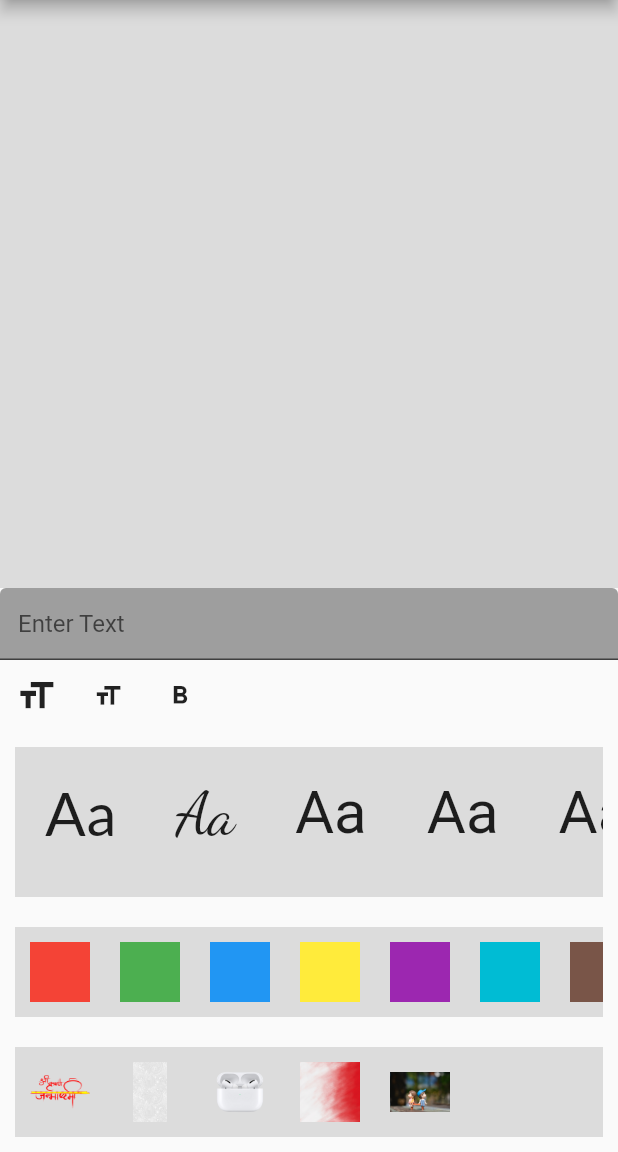
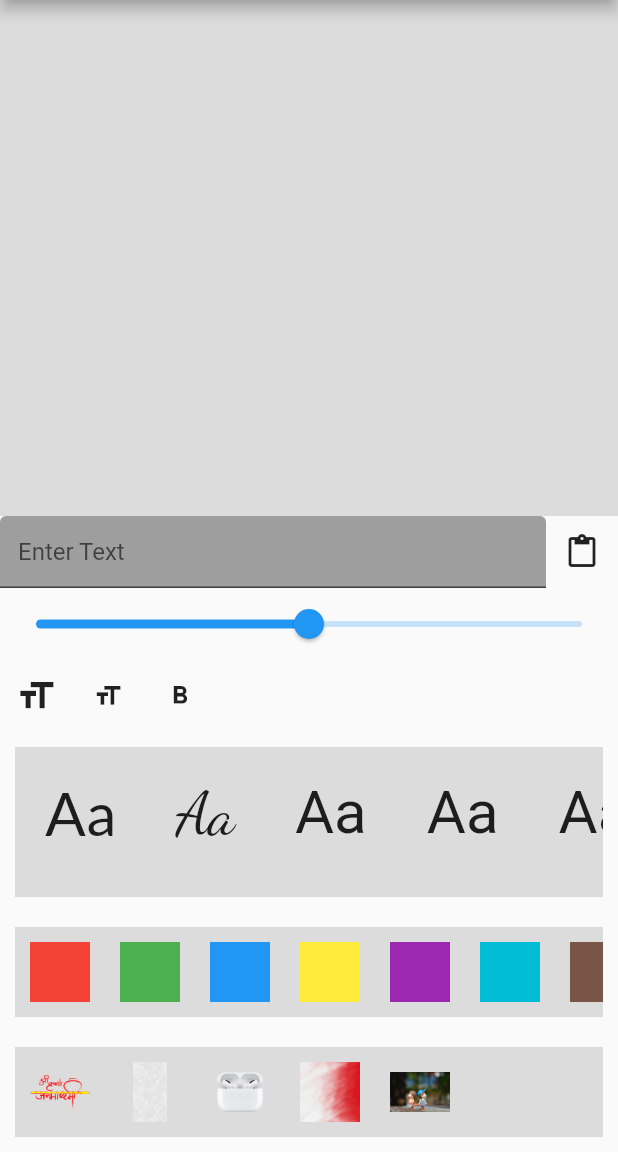
Before and after one commit to Pankaj-pm/quotes_app, a Flutter app: the screen it shows after launch, after a tap on the "refresh" icon, on a phone screen of 412 x 824 dp, the part 84-1236 px from its top. Run offline on Flutter 3.47's test engine with Material 2 defaults, Android fonts, the phone set to English and light mode, and no system bars; our stand-ins replace google_fonts; Roboto replaces fonts that are missing (Freehand, Megrim, Moul).

Commit message:
selectable text, copy to clipborad

```diff
--- a/lib/views/home_screen.dart
+++ b/lib/views/home_screen.dart
@@ -1,6 +1,6 @@
-import 'dart:math';
 
 import 'package:flutter/material.dart';
+import 'package:flutter/services.dart';
 import 'package:quotes_app/model/quotes_model.dart';
 import 'package:quotes_app/util.dart';
 
@@ -76,7 +76,22 @@ class _HomeScreenState extends State<HomeScreen> {
                     margin: EdgeInsets.all(10),
                     padding: EdgeInsets.all(10),
                     decoration: BoxDecoration(gradient: LinearGradient(colors: color)),
-                    child: Text(quotesModel.quotes ?? ""),
+                    child: Column(
+                      children: [
+                        IconButton(
+                            onPressed: () async {
+                              print("${quotesModel.quotes}");
+                              await Clipboard.setData(ClipboardData(text: quotesModel.quotes));
+
+                              print("Copy ${Clipboard.kTextPlain}");
+                              var data = await Clipboard.getData(Clipboard.kTextPlain);
+                              // ClipboardManager
+                              print(data?.text);
+                            },
+                            icon: Icon(Icons.copy)),
+                        Text(quotesModel.quotes ?? ""),
+                      ],
+                    ),
                   ),
                 );
               },
@@ -152,7 +167,6 @@ class _HomeScreenState extends State<HomeScreen> {
           //
           // showMyDialog(quotesModel);
           Navigator.pushNamed(context, "quotesPage");
-
         },
         child: Icon(Icons.refresh),
       ),
--- a/lib/views/quotes_detail.dart
+++ b/lib/views/quotes_detail.dart
@@ -1,4 +1,5 @@
 import 'package:flutter/material.dart';
+import 'package:flutter/services.dart';
 import 'package:google_fonts/google_fonts.dart';
 
 class QuotesDetail extends StatefulWidget {
@@ -43,6 +44,10 @@ class _QuotesDetailState extends State<QuotesDetail> {
   String text = "";
   double textSize = 12;
   bool isBold = false;
+  Alignment textTopPos = Alignment(0.5, 0.5);
+  double sliderVal = 0;
+
+  TextEditingController controller=TextEditingController();
 
   @override
   Widget build(BuildContext context) {
@@ -58,12 +63,13 @@ class _QuotesDetailState extends State<QuotesDetail> {
                 text = "";
                 textSize = 12;
                 isBold = false;
+                controller.clear();
                 setState(() {});
               },
               icon: Icon(Icons.refresh)),
         ],
       ),
-      resizeToAvoidBottomInset: false,
+      // resizeToAvoidBottomInset: false,
       body: Column(
         crossAxisAlignment: CrossAxisAlignment.stretch,
         children: [
@@ -77,8 +83,9 @@ class _QuotesDetailState extends State<QuotesDetail> {
                     Positioned.fill(
                       child: Image.asset(img[iIndex!], fit: BoxFit.cover),
                     ),
-                  Center(
-                    child: Text(
+                  Align(
+                    alignment: textTopPos,
+                    child: SelectableText(
                       text,
                       style: fonts[fIndex].copyWith(
                           color: colors[cIndex],
@@ -91,7 +98,12 @@ class _QuotesDetailState extends State<QuotesDetail> {
               ),
             ),
           ),
-          TextField(
+          Row(
+            children: [
+              Expanded(
+                child: TextField(
+                  controller: controller,
+                  keyboardType: TextInputType.text,
                   decoration: InputDecoration(
                     hintText: "Enter Text",
                     fillColor: Colors.grey,
@@ -100,6 +112,24 @@ class _QuotesDetailState extends State<QuotesDetail> {
                   ),
                   onChanged: (value) {
                     text = value;
+                    setState(() {});
+                  },
+                ),
+              ),
+              IconButton(onPressed: () async{
+                var data = await Clipboard.getData("text/plain");
+                controller.text=data?.text??"";
+                print(data?.text);
+              }, icon: Icon(Icons.paste))
+            ],
+          ),
+          Slider(
+            value: sliderVal,
+            min: -1,
+            max: 1,
+            onChanged: (value) {
+              sliderVal = value;
+              textTopPos=Alignment(value,0.5);
               setState(() {});
             },
           ),
```
Lines whose indentation alone changed are shown as unchanged.
